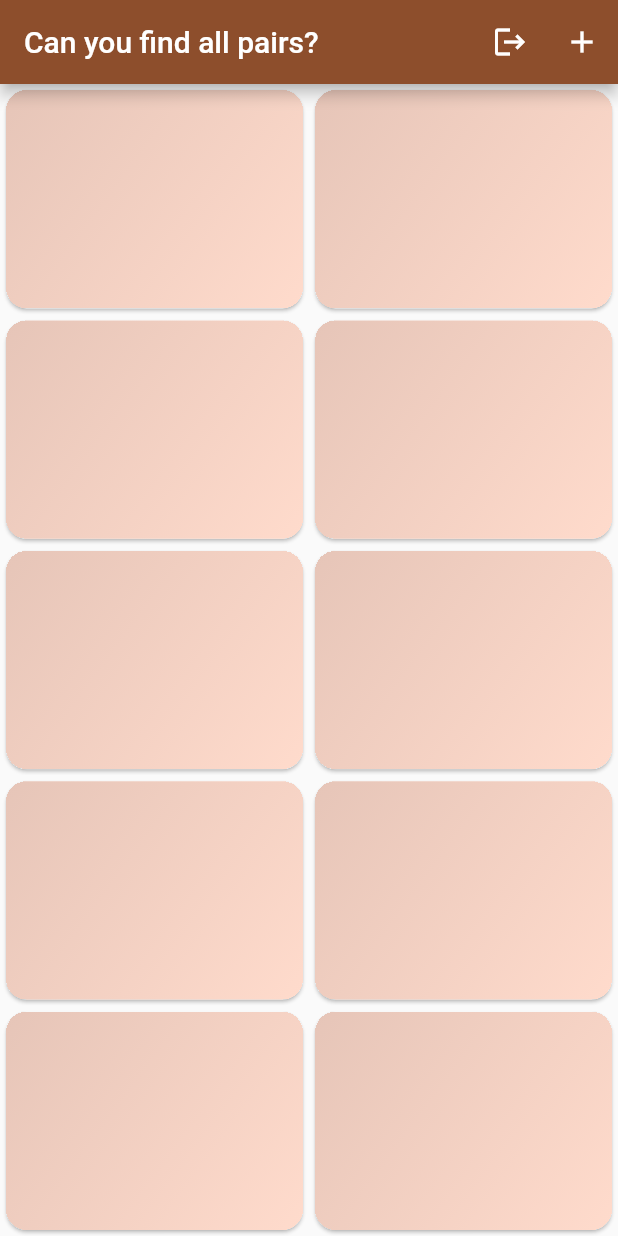
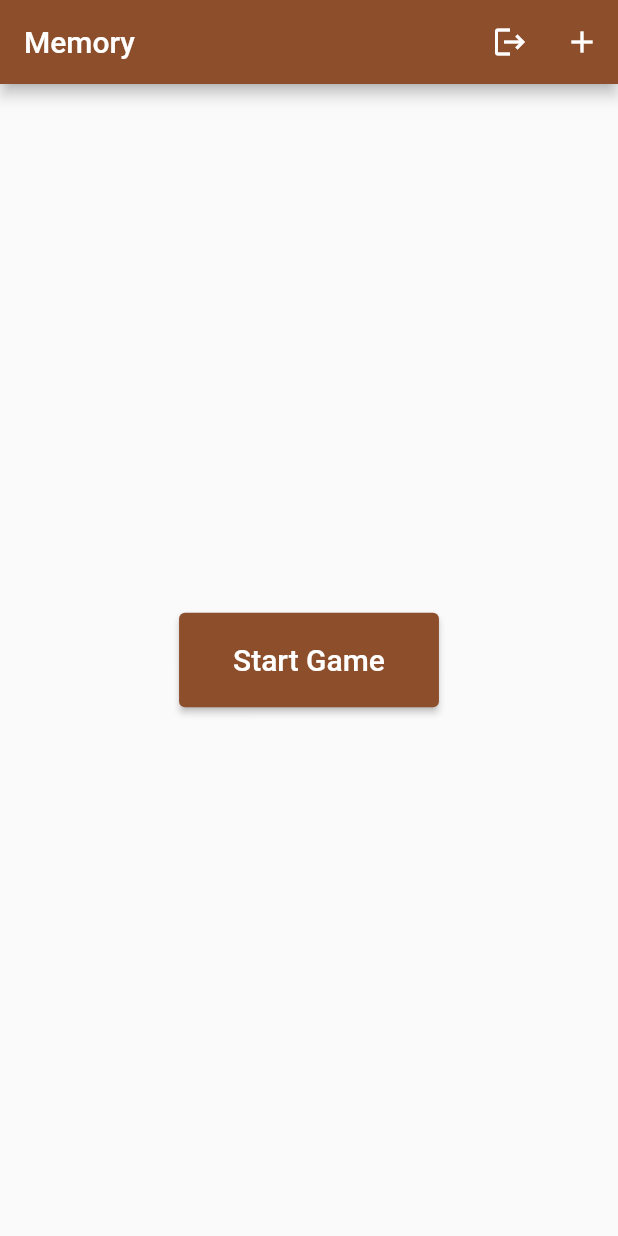
Before and after one commit to lordbenedikt/card_pairs_app_flutter, a Flutter app: the screen it shows once a user with an empty profile is signed in, on a phone screen of 412 x 824 dp. Run offline on Flutter 3.47's test engine with Material 2 defaults, Android fonts, the light colour scheme and no system bars; our stand-ins replace cloud_firestore, firebase_auth, firebase_core, firebase_storage, flutter_image_compress, flutter_svg and 2 more; accounts and stored records are empty.

Commit message:
add main screen

```diff
--- a/lib/image_provider.dart
+++ b/lib/image_provider.dart
@@ -27,7 +27,7 @@ class ImagePathProvider {
 
     allAssetPaths = manifest.keys.toList();
     imagePaths = allAssetPaths
-        .where((path) => path.startsWith('assets/images'))
+        .where((path) => path.startsWith('assets/images/resized/'))
         .toList();
 
     // for (var path in imagePaths) {
--- a/lib/main.dart
+++ b/lib/main.dart
@@ -3,7 +3,7 @@ import 'package:flutter/material.dart';
 import 'package:memory/firebase_options.dart';
 import 'package:memory/image_provider.dart';
 import 'package:memory/screens/auth.dart';
-import 'package:memory/screens/memory.dart';
+import 'package:memory/screens/main_screen.dart';
 import 'package:firebase_core/firebase_core.dart';
 
 import 'package:memory/screens/splash.dart';
@@ -41,7 +41,7 @@ void main() async {
           }
 
           if (snapshot.hasData) {
-            return const MemoryApp();
+            return const MainScreen();
           }
 
           return const AuthScreen();
@@ -50,36 +50,3 @@ void main() async {
     ),
   );
 }
-
-class MemoryApp extends StatefulWidget {
-  const MemoryApp({super.key});
-
-  @override
-  State<MemoryApp> createState() => _MemoryAppState();
-}
-
-class _MemoryAppState extends State<MemoryApp> {
-  Key _key = UniqueKey();
-
-  void replaceMemoryWidget() {
-    setState(() {
-      _key = UniqueKey();
-    });
-  }
-
-  @override
-  Widget build(BuildContext context) {
-    return LayoutBuilder(builder: (context, constraints) {
-      const minWidth = 150;
-      const minHeight = 150;
-      final cols = (constraints.maxWidth / minWidth).floor();
-      final rows = (constraints.maxHeight / minHeight).floor();
-      return Memory(
-        key: _key,
-        cols: cols,
-        rows: rows,
-        onRestart: replaceMemoryWidget,
-      );
-    });
-  }
-}
--- /dev/null
+++ b/lib/screens/main_screen.dart
@@ -0,0 +1,58 @@
+import 'package:firebase_auth/firebase_auth.dart';
+import 'package:flutter/material.dart';
+import 'package:memory/screens/memory.dart';
+import 'package:memory/screens/new_set.dart';
+
+class MainScreen extends StatefulWidget {
+  const MainScreen({super.key});
+
+  @override
+  State<MainScreen> createState() => _MainScreenState();
+}
+
+class _MainScreenState extends State<MainScreen> {
+  @override
+  Widget build(BuildContext context) {
+    return Scaffold(
+      appBar: AppBar(
+        title: const Text('Memory'),
+        actions: [
+          IconButton(
+              onPressed: () {
+                FirebaseAuth.instance.signOut();
+              },
+              icon: const Icon(Icons.logout)),
+          IconButton(
+              onPressed: () {
+                Navigator.of(context)
+                    .push(MaterialPageRoute(builder: (context) {
+                  return const NewSetScreen();
+                }));
+              },
+              icon: const Icon(Icons.add)),
+        ],
+      ),
+      body: Center(
+        child: ElevatedButton(
+          onPressed: () {
+            Navigator.of(context).push(
+              MaterialPageRoute(
+                builder: (context) => const MemoryScreen(),
+              ),
+            );
+          },
+          child: Padding(
+            padding: const EdgeInsets.all(20),
+            child: Text(
+              'Start Game',
+              style: Theme.of(context)
+                  .textTheme
+                  .titleLarge!
+                  .copyWith(color: Theme.of(context).colorScheme.onPrimary),
+            ),
+          ),
+        ),
+      ),
+    );
+  }
+}
```
Also changed, not shown: lib/models/card_set.dart (added, +10 -0 lines), lib/models/group.dart (added, +36 -0 lines), lib/screens/memory.dart (+96 -65 lines), lib/screens/new_set.dart (+16 -14 lines), lib/widgets/group_list_item.dart (added, +35 -0 lines).
